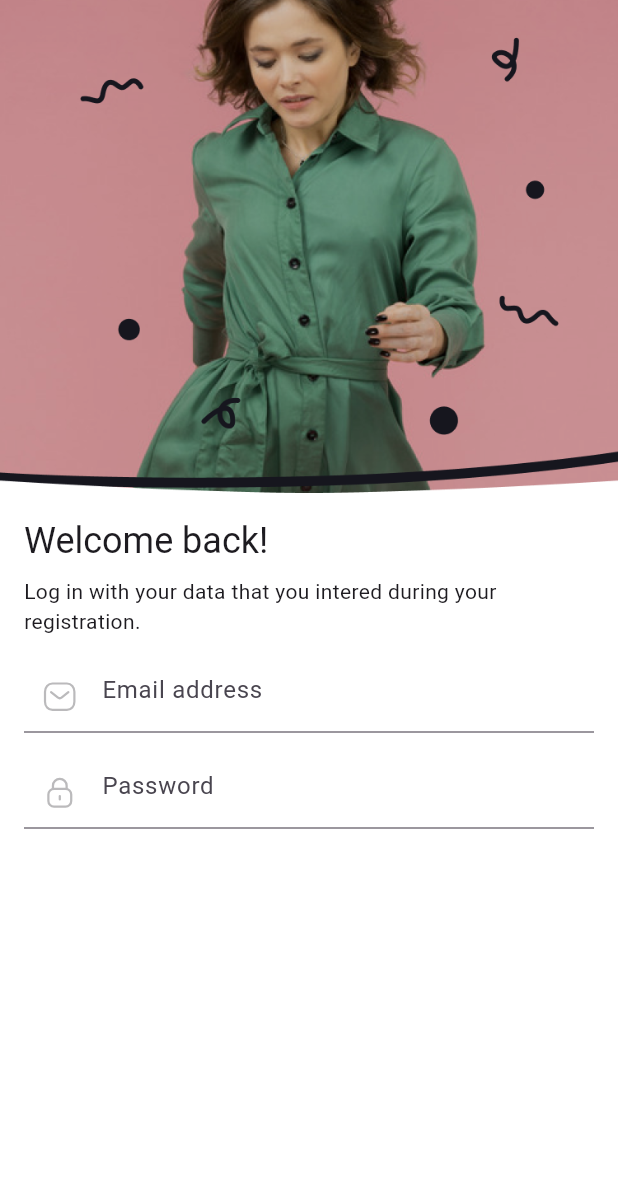
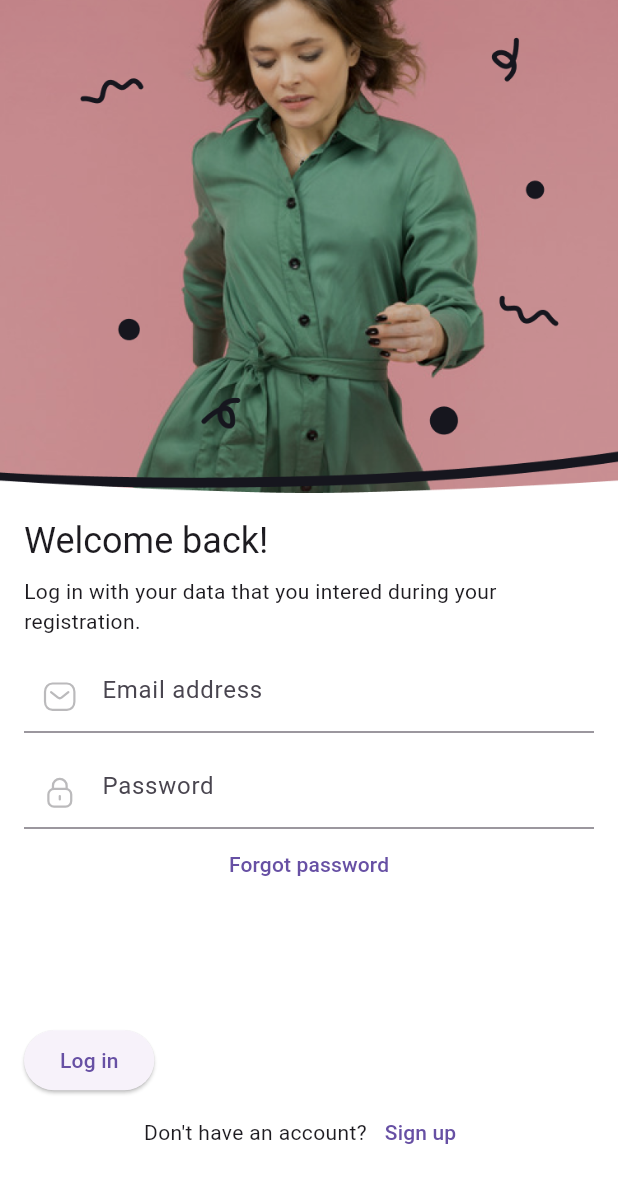
Before and after one commit to joheeyong/EcommerceTrand, a Flutter app: the LoginScreen screen opened by its route, on a phone screen of 412 x 824 dp. Shown: the top 1183 px of the screen. Run offline on Flutter 3.47's test engine with Material 3 defaults, Android fonts, the light colour scheme and no system bars; our stand-ins replace flutter_svg; Roboto replaces fonts that are missing (Plus Jakarta).

Commit message:
entry_point.dart

```diff
--- a/lib/route/route_constants.dart
+++ b/lib/route/route_constants.dart
@@ -3,3 +3,4 @@ const String logInScreenRoute = "login";
 const String signUpScreenRoute = "signup";
 const String termsOfServicesScreenRoute = "terms_of_services";
 const String entryPointScreenRoute = "entry_point";
+const String passwordRecoveryScreenRoute = "password_recovery";
--- a/lib/route/router.dart
+++ b/lib/route/router.dart
@@ -1,4 +1,7 @@
+import 'package:ecommercetrands/entry_point.dart';
 import 'package:ecommercetrands/route/route_constants.dart';
+import 'package:ecommercetrands/screen/auth/views/password_recovery_screen.dart';
+import 'package:ecommercetrands/screen/auth/views/signup_screen.dart';
 import 'package:flutter/material.dart';
 
 import '../screen/OnbordingScreen.dart';
@@ -14,10 +17,18 @@ Route<dynamic> generateRoute(RouteSettings settings) {
       return MaterialPageRoute(
         builder: (context) => const LoginScreen(),
       );
-    // case signUpScreenRoute:
-    //   return MaterialPageRoute(
-    //     builder: (context) => const SignUpScreen(),
-    //   );
+    case passwordRecoveryScreenRoute:
+      return MaterialPageRoute(
+        builder: (context) => const PasswordRecoveryScreen(),
+      );
+    case signUpScreenRoute:
+      return MaterialPageRoute(
+        builder: (context) => const SignUpScreen(),
+      );
+    case entryPointScreenRoute:
+      return MaterialPageRoute(
+        builder: (context) => const EntryPoint(),
+      );
     default:
       return MaterialPageRoute(
         // Make a screen for undefine
--- a/lib/screen/auth/views/login_screen.dart
+++ b/lib/screen/auth/views/login_screen.dart
@@ -1,5 +1,7 @@
 import 'package:ecommercetrands/screen/auth/views/components/login_form.dart';
 import 'package:flutter/material.dart';
+
+import '../../../route/route_constants.dart';
 
 
 class LoginScreen extends StatefulWidget {
@@ -53,43 +55,43 @@ class _LoginScreenState extends State<LoginScreen> {
                   ),
                   const SizedBox(height: 16),
                   LogInForm(formKey: _formKey),
-                  // Align(
-                  //   child: TextButton(
-                  //     child: const Text("Forgot password"),
-                  //     onPressed: () {
-                  //       Navigator.pushNamed(
-                  //           context, passwordRecoveryScreenRoute);
-                  //     },
-                  //   ),
-                  // ),
-                  // SizedBox(
-                  //   height: size.height > 700
-                  //       ? size.height * 0.1
-                  //       : defaultPadding,
-                  // ),
-                  // ElevatedButton(
-                  //   onPressed: () {
-                  //     // if (_formKey.currentState!.validate()) {
-                  //     Navigator.pushNamedAndRemoveUntil(
-                  //         context,
-                  //         entryPointScreenRoute,
-                  //         ModalRoute.withName(logInScreenRoute));
-                  //     // }
-                  //   },
-                  //   child: const Text("Log in"),
-                  // ),
-                  // Row(
-                  //   mainAxisAlignment: MainAxisAlignment.center,
-                  //   children: [
-                  //     const Text("Don't have an account?"),
-                  //     TextButton(
-                  //       onPressed: () {
-                  //         Navigator.pushNamed(context, signUpScreenRoute);
-                  //       },
-                  //       child: const Text("Sign up"),
-                  //     )
-                  //   ],
-                  // ),
+                  Align(
+                    child: TextButton(
+                      child: const Text("Forgot password"),
+                      onPressed: () {
+                        Navigator.pushNamed(
+                            context, passwordRecoveryScreenRoute);
+                      },
+                    ),
+                  ),
+                  SizedBox(
+                    height: size.height > 700
+                        ? size.height * 0.1
+                        : 16,
+                  ),
+                  ElevatedButton(
+                    onPressed: () {
+                      // if (_formKey.currentState!.validate()) {
+                      Navigator.pushNamedAndRemoveUntil(
+                          context,
+                          entryPointScreenRoute,
+                          ModalRoute.withName(logInScreenRoute));
+                      // }
+                    },
+                    child: const Text("Log in"),
+                  ),
+                  Row(
+                    mainAxisAlignment: MainAxisAlignment.center,
+                    children: [
+                      const Text("Don't have an account?"),
+                      TextButton(
+                        onPressed: () {
+                          Navigator.pushNamed(context, signUpScreenRoute);
+                        },
+                        child: const Text("Sign up"),
+                      )
+                    ],
+                  ),
                 ],
               ),
             )
--- a/pubspec.yaml
+++ b/pubspec.yaml
@@ -36,6 +36,11 @@ dependencies:
   # Use with the CupertinoIcons class for iOS style icons.
   cupertino_icons: ^1.0.8
   flutter_svg: ^2.0.10+1
+  form_field_validator: ^1.1.0
+  cached_network_image: ^3.2.0
+  flutter_rating_bar: ^4.0.1
+  flutter_widget_from_html_core: ^0.15.1
+  animations: ^2.0.11
   url_launcher: ^6.3.1
 
 
```
Also changed, not shown: lib/entry_point.dart (added, +141 -0 lines), pubspec.lock, 1 other file.
